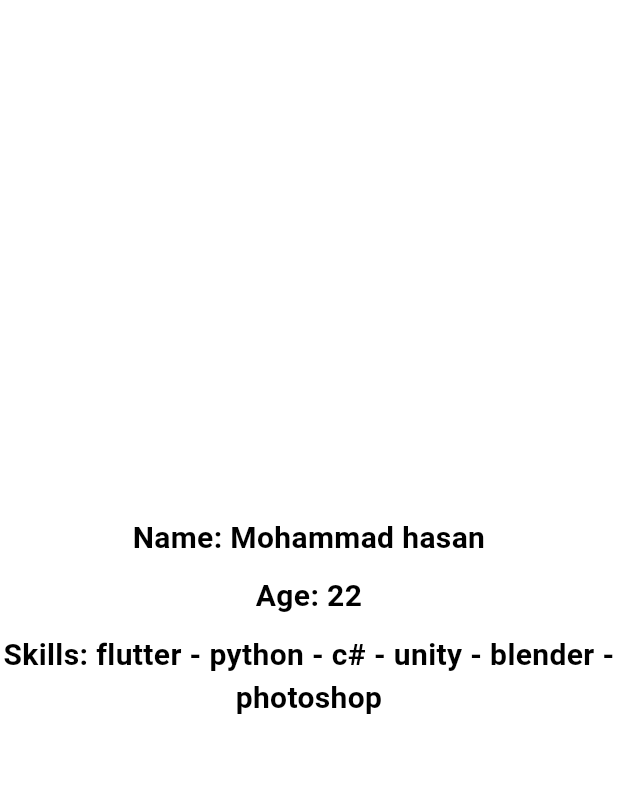
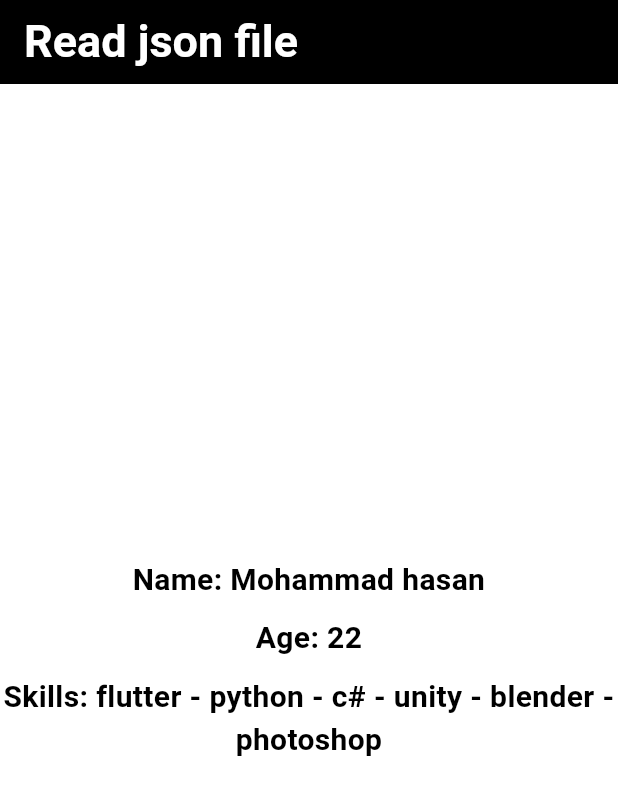
Before and after one commit to MHTpro/read_json_file-local-, a Flutter app: the screen it shows after launch, on a phone screen of 412 x 824 dp. Shown: the top 795 px of the screen. Run offline on Flutter 3.47's test engine with Material 3 defaults, Android fonts, the phone set to English and light mode, and no system bars.

Commit message:
add AppBar

```diff
--- a/lib/ui/home_page.dart
+++ b/lib/ui/home_page.dart
@@ -28,6 +28,17 @@ class _HomePageState extends State<HomePage> {
   @override
   Widget build(BuildContext context) {
     return Scaffold(
+      appBar: AppBar(
+        backgroundColor: Colors.black,
+        title: const Text(
+          'Read json file',
+          style: TextStyle(
+            fontSize: 30.0,
+            color: Colors.white,
+            fontWeight: FontWeight.bold,
+          ),
+        ),
+      ),
       backgroundColor: Colors.white,
       body: SafeArea(
         child: Center(
```
